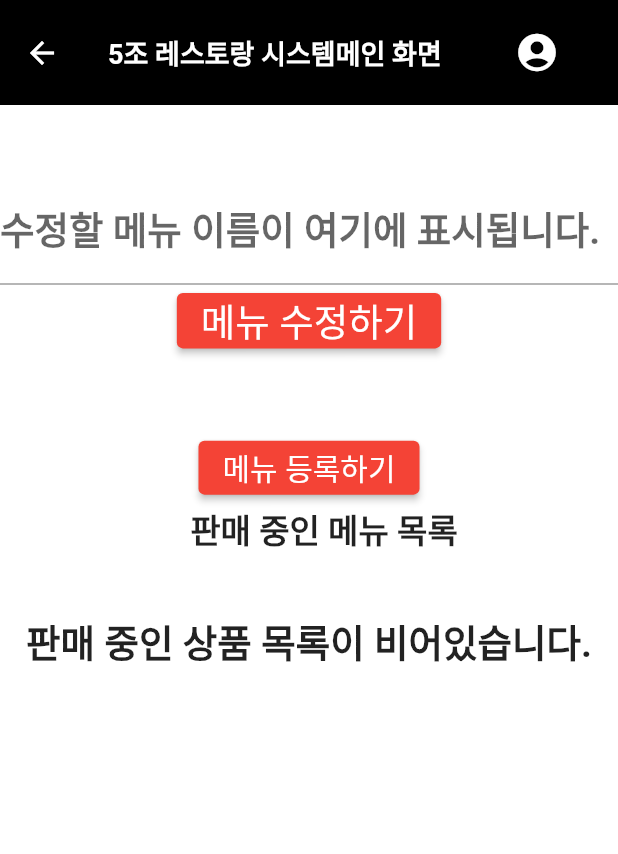
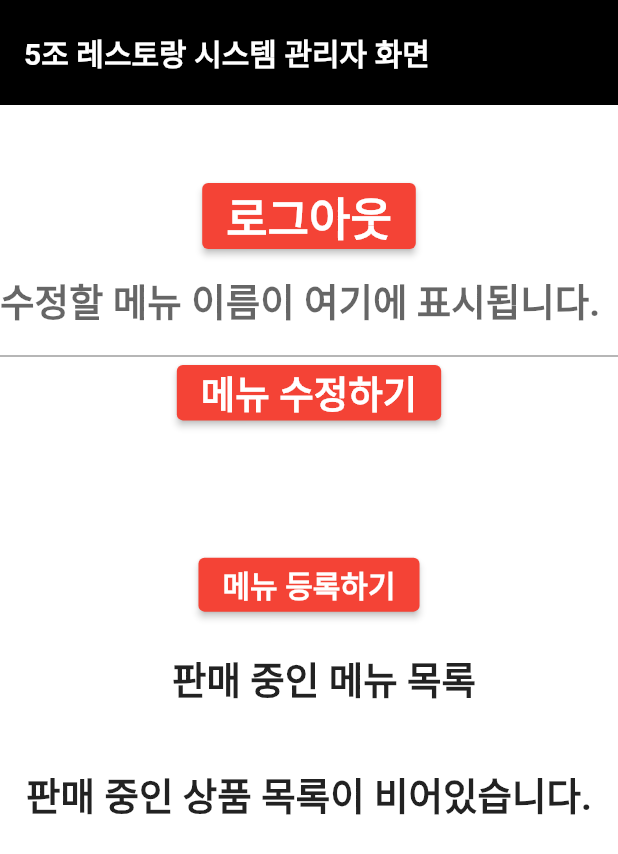
Before and after one commit to chihyeonWON/Restaurant_Order_System, a Flutter app: the ManagementScreen screen opened directly, on a phone screen of 412 x 824 dp. Shown: the top 854 px of the screen. Run offline on Flutter 3.47's test engine with Material 2 defaults, Android fonts, the phone set to English and light mode, and no system bars; our stand-ins replace sqflite; accounts and stored records are empty.

Commit message:
로그아웃 버튼 추가

```diff
--- a/lib/ManagementScreen.dart
+++ b/lib/ManagementScreen.dart
@@ -1,4 +1,5 @@
 import 'package:path/path.dart';
+import 'package:restaurant_order/MainScreen.dart';
 import 'package:restaurant_order/login.dart';
 import 'package:restaurant_order/menuAdd.dart';
 
@@ -23,6 +24,7 @@ class _ManagementScreenState extends State<ManagementScreen> {
     return Scaffold(
       backgroundColor: Colors.white,
       appBar: AppBar(
+        automaticallyImplyLeading: false,
         backgroundColor: Colors.black,
         toolbarHeight: 70,
         // appBar 높이 70
@@ -30,40 +32,24 @@ class _ManagementScreenState extends State<ManagementScreen> {
         // 음영 0
         title: InkWell(
             onTap: () {},
-            child: Text('5조 레스토랑 시스템메인 화면',
+            child: Text('5조 레스토랑 시스템 관리자 화면',
                 style: TextStyle(
                     color: Colors.white,
-                    fontSize: 18.0,
+                    fontSize: 20.0,
                     fontWeight: FontWeight.bold))),
-        actions: [
-          // 오른쪽 아이콘 위젯들
-          Row(
-            children: [
-              Padding(
-                padding: const EdgeInsets.only(right: 10.0),
-                child: Padding(
-                  padding: EdgeInsets.only(
-                    right: 20,
-                  ),
-                  child: IconButton(
-                    onPressed: () {
-                      Navigator.push(context,
-                          MaterialPageRoute(builder: (context) => Login()));
-                    },
-                    icon: Icon(Icons.account_circle_rounded,
-                        color: Colors.white, size: 30),
-                  ),
-                ),
-              ),
-            ],
-          ),
-        ],
       ),
       body: SingleChildScrollView(
         child: Column(
           children: [
             SizedBox(
               height: 50,
+            ),
+            ElevatedButton( // 로그아웃 버튼
+              onPressed: () {
+                Navigator.push(context,
+                    MaterialPageRoute(builder: (context) => MainScreen()));
+              },
+              child: Text('로그아웃', style: TextStyle(fontSize: 30, fontWeight:FontWeight.bold)),
             ),
             TextField(
               style:TextStyle(fontSize: 20, fontWeight: FontWeight.bold),
@@ -78,6 +64,7 @@ class _ManagementScreenState extends State<ManagementScreen> {
               child: Text('메뉴 수정하기',
                   style: TextStyle(
                     fontSize: 25,
+                    fontWeight:FontWeight.bold,
                   )),
               onPressed: () async {
                 await DatabaseHelper.instance.update(
@@ -88,6 +75,9 @@ class _ManagementScreenState extends State<ManagementScreen> {
                   selectedId = null;
                 });
               },
+            ),
+            SizedBox(
+              height:30,
             ),
             SizedBox(
               height: 50,
@@ -101,12 +91,16 @@ class _ManagementScreenState extends State<ManagementScreen> {
                 child: Text('메뉴 등록하기',
                     style: TextStyle(
                       fontSize: 20,
+                      fontWeight:FontWeight.bold,
                     ))),
+            SizedBox(
+              height:20,
+            ),
             Padding(
               padding: const EdgeInsets.only(left: 20.0),
               child: Text('판매 중인 메뉴 목록',
                   style: TextStyle(
-                    fontSize: 22.0,
+                    fontSize: 25.0,
                     fontWeight: FontWeight.bold,
                   )),
             ),
@@ -131,18 +125,18 @@ class _ManagementScreenState extends State<ManagementScreen> {
                     : ListView(
                   shrinkWrap: true,
                   physics: const NeverScrollableScrollPhysics(),
-                  children: snapshot.data!.map((grocery) {
+                  children: snapshot.data!.map((menu) {
                     return Center(
                       child: Card(
-                        color: selectedId == grocery.id
+                        color: selectedId == menu.id
                             ? Colors.white70
                             : Colors.white,
                         child: ListTile(
                           onTap: () {
                             setState(() {
                               if (selectedId == null) {
-                                textController.text = grocery.name;
-                                selectedId = grocery.id;
+                                textController.text = menu.name;
+                                selectedId = menu.id;
                               } else {
                                 textController.text = '';
                                 selectedId = null;
@@ -162,13 +156,13 @@ class _ManagementScreenState extends State<ManagementScreen> {
                           mainAxisAlignment:
                           MainAxisAlignment.spaceBetween,
                           children: [
-                            Text(grocery.name, style:TextStyle(fontSize:20, fontWeight:FontWeight.bold)),
+                            Text(menu.name, style:TextStyle(fontSize:20, fontWeight:FontWeight.bold)),
                             IconButton(
                               icon: Icon(Icons.delete, size:30),
                               onPressed: () {
                                 setState(() {
                                   DatabaseHelper.instance
-                                      .remove(grocery.id!);
+                                      .remove(menu.id!);
                                 });
                               },
                             ),
```
